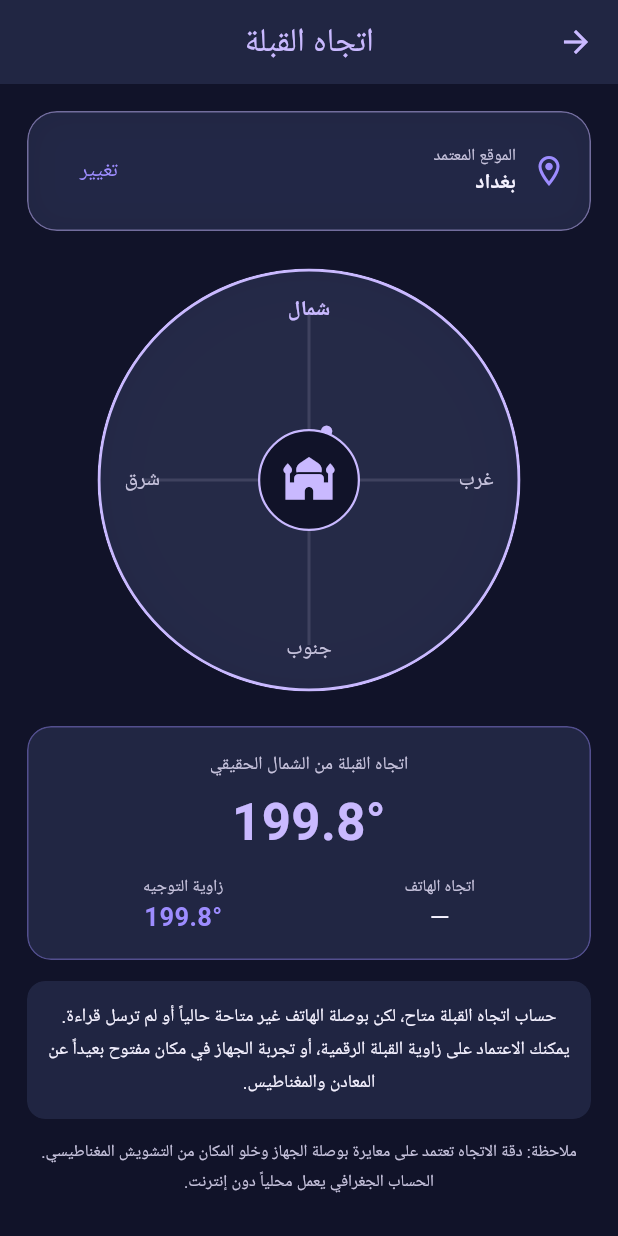
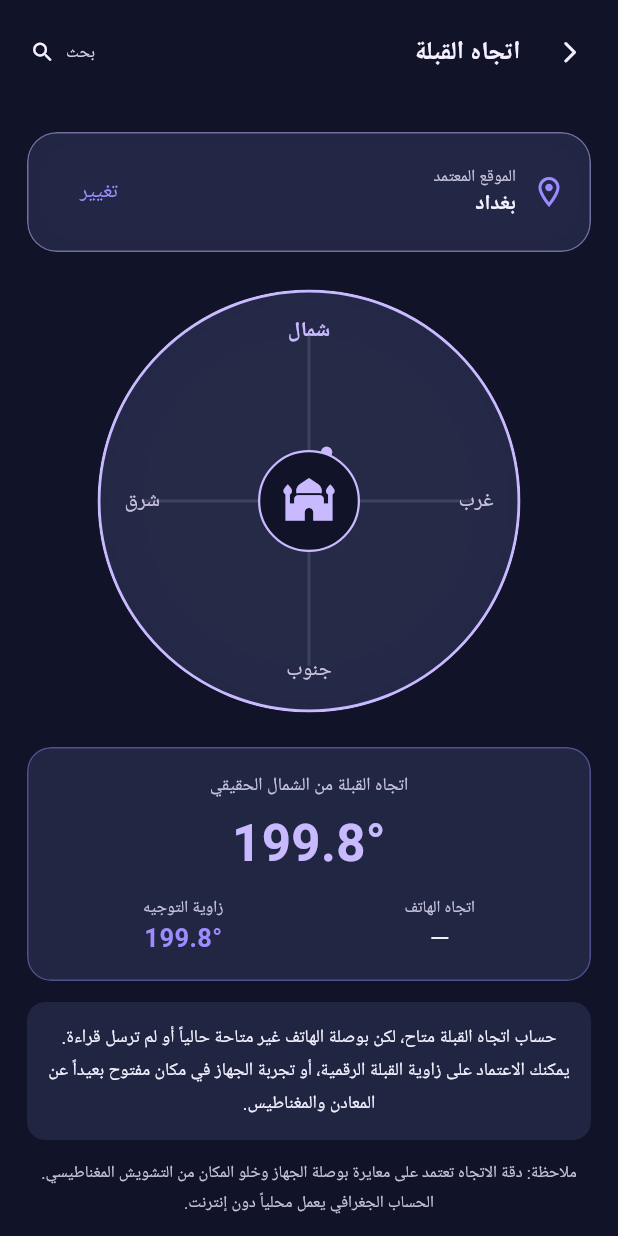
Before and after one commit to akaml7143-source/al-kamil, a Flutter app: the QiblaScreen screen opened directly, on a phone screen of 412 x 824 dp. Run offline on Flutter 3.47's test engine with Material 3 defaults, Android fonts, the phone set to English and light mode, and no system bars; our stand-ins replace flutter_compass, material_ui, shared_preferences; missing offline and left inert: adhan_dart, qcf_quran_plus; accounts and stored records are empty.

Commit message:
Match prayer and qibla headers to Twilight inner-page layout

```diff
--- a/lib/qibla_screen.dart
+++ b/lib/qibla_screen.dart
@@ -196,10 +196,38 @@ class _QiblaScreenState extends State<QiblaScreen> {
       child: Scaffold(
         backgroundColor: _qiblaBlack,
         appBar: AppBar(
-          title: const Text('اتجاه القبلة'),
-          centerTitle: true,
-          backgroundColor: _qiblaPanel,
-          foregroundColor: _qiblaGold,
+          toolbarHeight: 70,
+          automaticallyImplyLeading: false,
+          backgroundColor: Colors.transparent,
+          elevation: 0,
+          titleSpacing: 8,
+          title: Row(
+            children: [
+              _QiblaGlassSurface(
+                radius: 22,
+                child: IconButton(
+                  tooltip: 'رجوع',
+                  onPressed: () => Navigator.maybePop(context),
+                  icon: const Icon(Icons.arrow_back_ios_new_rounded, size: 17, color: Color(0xFFF4F0FF)),
+                ),
+              ),
+              const SizedBox(width: 9),
+              const Expanded(
+                child: Text('اتجاه القبلة', style: TextStyle(color: Color(0xFFF4F0FF), fontSize: 17, fontWeight: FontWeight.w700)),
+              ),
+              _QiblaGlassSurface(
+                radius: 22,
+                child: const Padding(
+                  padding: EdgeInsets.symmetric(horizontal: 12, vertical: 10),
+                  child: Row(mainAxisSize: MainAxisSize.min, children: [
+                    Text('بحث', style: TextStyle(color: Color(0xFFD5D0E8), fontSize: 11)),
+                    SizedBox(width: 7),
+                    Icon(Icons.search_rounded, color: Color(0xFFF4F0FF), size: 17),
+                  ]),
+                ),
+              ),
+            ],
+          ),
         ),
         body: _loading
             ? const Center(child: CircularProgressIndicator(color: _qiblaGold))
```
Also changed, not shown: lib/prayer_times_screen.dart (+32 -4 lines).
